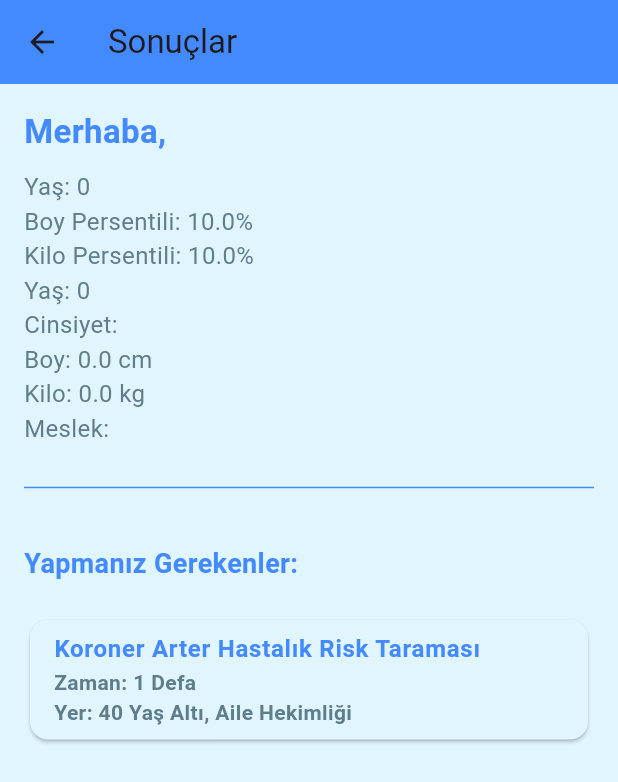
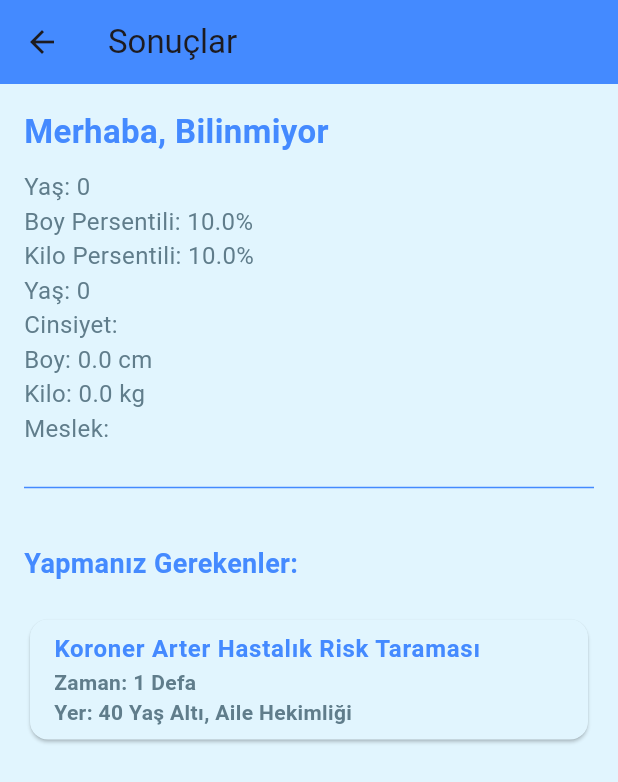
Before and after one commit to alperberke123/KHS_uygulamasi, a Flutter app: the degerlendirme screen opened directly with empty values, on a phone screen of 412 x 824 dp. Shown: the top 782 px of the screen. Run offline on Flutter 3.47's test engine with Material 3 defaults, Android fonts, the phone set to English and light mode, and no system bars.

Commit message:
KHS_guncelleme16

```diff
--- a/lib/sonuc_ekrani.dart
+++ b/lib/sonuc_ekrani.dart
@@ -3,6 +3,7 @@ import 'package:ksh_uygulamasi/beslenme_dusuk.dart';
 import 'package:ksh_uygulamasi/beslenme_yuksek.dart';
 import 'package:ksh_uygulamasi/cocuklar_beslenme.dart';
 import 'package:ksh_uygulamasi/depresyon.dart';
+import 'package:ksh_uygulamasi/erkekUreme.dart';
 import 'package:ksh_uygulamasi/gebe_beslenme.dart';
 import 'package:ksh_uygulamasi/sigara_sorulari.dart';
 import 'package:ksh_uygulamasi/yasli_beslenme.dart';
@@ -28,7 +29,7 @@ class degerlendirme extends StatefulWidget {
 
 
   degerlendirme({
-    required this.name,
+    this.name = 'Bilinmiyor',
     this.age,
     this.ageInMonths,
     required this.isBaby,
@@ -53,7 +54,7 @@ class degerlendirme extends StatefulWidget {
 class _degerlendirmeState extends State<degerlendirme> {
   void resetData() {
     setState(() {
-      widget.name = '';
+      widget.name = 'Bilinmiyor';
       widget.age = null;
       widget.ageInMonths = null;
       widget.isBaby = false;
@@ -78,8 +79,8 @@ class _degerlendirmeState extends State<degerlendirme> {
      return Future.value(false);// Daha fazla işlem yapılmaz
    }
 
-  String capitalizeFirstLetter(String name) {
-    if (name.isEmpty) return name;
+  String capitalizeFirstLetter(String? name) {
+    if (name == null || name.isEmpty) return 'Bilinmiyor';
     return name.trim()[0].toUpperCase() + name.trim().substring(1).toLowerCase();
   }
 
@@ -241,8 +242,12 @@ class _degerlendirmeState extends State<degerlendirme> {
     return 97.0; // En üst persentil
   }
 
+
   // Cinsiyet ve yaşa göre tablo seçimi ve persentil hesaplaması
   String calculateWeightPercentile() {
+    if ((widget.ageInMonths == null && widget.age == null) || widget.weight == null) {
+      return 'Veri yetersiz';
+    }
     List<List<double>> selectedTable;
 
     // Cinsiyet ve yaşa göre tabloyu seç
@@ -255,9 +260,9 @@ class _degerlendirmeState extends State<degerlendirme> {
     // Yaşa göre tabloyu alıyoruz (örnek: 3 yaş = selectedTable[4])
     int index = widget.ageInMonths != null
         ? (widget.ageInMonths! ~/ 12) // Ay cinsinden yaşları yıl cinsine çeviriyoruz
-        : widget.age != null ? widget.age! - 1 : 0;
+        : widget.age! - 1;
 
-    if (index < selectedTable.length && widget.weight != null) {
+    if (index < selectedTable.length) {
       double percentile = calculatePercentile(widget.weight!, selectedTable[index]);
       return '$percentile. persentil';
     }
@@ -329,9 +334,21 @@ class _degerlendirmeState extends State<degerlendirme> {
   bool isButtonVisibleDepresyon(){
     return widget.age!>=18;
   }
+  bool isGenderErkek(){
+    return widget.gender == 'Erkek';
+  }
+  bool isGenderKadin(){
+    return widget.gender == 'Kadın';
+  }
 
   @override
   Widget build(BuildContext context) {
+    debugPrint('Name: ${widget.name}');
+    debugPrint('Age: ${widget.age}');
+    debugPrint('Age in Months: ${widget.ageInMonths}');
+    debugPrint('Height: ${widget.height}');
+    debugPrint('Weight: ${widget.weight}');
+    debugPrint('Gender: ${widget.gender}');
     return
          Scaffold(
       appBar: AppBar(
@@ -356,7 +373,6 @@ class _degerlendirmeState extends State<degerlendirme> {
                 color: Colors.blueAccent,
               ),
             ),
-
 
             const SizedBox(height: 10),
 
@@ -649,6 +665,56 @@ class _degerlendirmeState extends State<degerlendirme> {
               ),
             ),
             ),
+            const SizedBox(height: 10),
+            Visibility(
+              visible: isGenderErkek(),
+              child:ElevatedButton(
+                onPressed: () {
+                  Navigator.push(
+                    context,
+                    MaterialPageRoute(
+                      builder: (context) => const erkekUreme(),
+                    ),
+                  );
+                },
+                style: ElevatedButton.styleFrom(
+                  backgroundColor: Colors.green,
+                  padding: const EdgeInsets.symmetric(vertical: 15.0, horizontal: 20.0),
+                  shape: RoundedRectangleBorder(
+                    borderRadius: BorderRadius.circular(10),
+                  ),
+                ),
+                child: const Text(
+                  'Üreme Sağlığı Hakkında Bilgi Almak için Tıklayınız ',
+                  style: TextStyle(color: Colors.white, fontSize: 16),
+                ),
+              ),
+            ),
+            const SizedBox(height: 10),
+            Visibility(
+              visible: isGenderKadin(),
+              child:ElevatedButton(
+                onPressed: () {
+                  Navigator.push(
+                    context,
+                    MaterialPageRoute(
+                      builder: (context) => const erkekUreme(),
+                    ),
+                  );
+                },
+                style: ElevatedButton.styleFrom(
+                  backgroundColor: Colors.green,
+                  padding: const EdgeInsets.symmetric(vertical: 15.0, horizontal: 20.0),
+                  shape: RoundedRectangleBorder(
+                    borderRadius: BorderRadius.circular(10),
+                  ),
+                ),
+                child: const Text(
+                  'Üreme Sağlığı Hakkında Bilgi Almak için Tıklayınız ',
+                  style: TextStyle(color: Colors.white, fontSize: 16),
+                ),
+              ),
+            ),
             if (widget.height != null && widget.weight != null && widget.ageInMonths == null) ...[
               const SizedBox(height: 20),
               const Divider(color: Colors.blueAccent),
@@ -787,10 +853,12 @@ class _degerlendirmeState extends State<degerlendirme> {
                 ),
               ),
 
+
             ]
           ],
         ),
       ),
+
     );
   }
 
```
Also changed, not shown: lib/anaSayfa.dart (+52 -27 lines), lib/erkekUreme.dart (added, +141 -0 lines), lib/kadinUreme.dart (added, +22 -0 lines).
